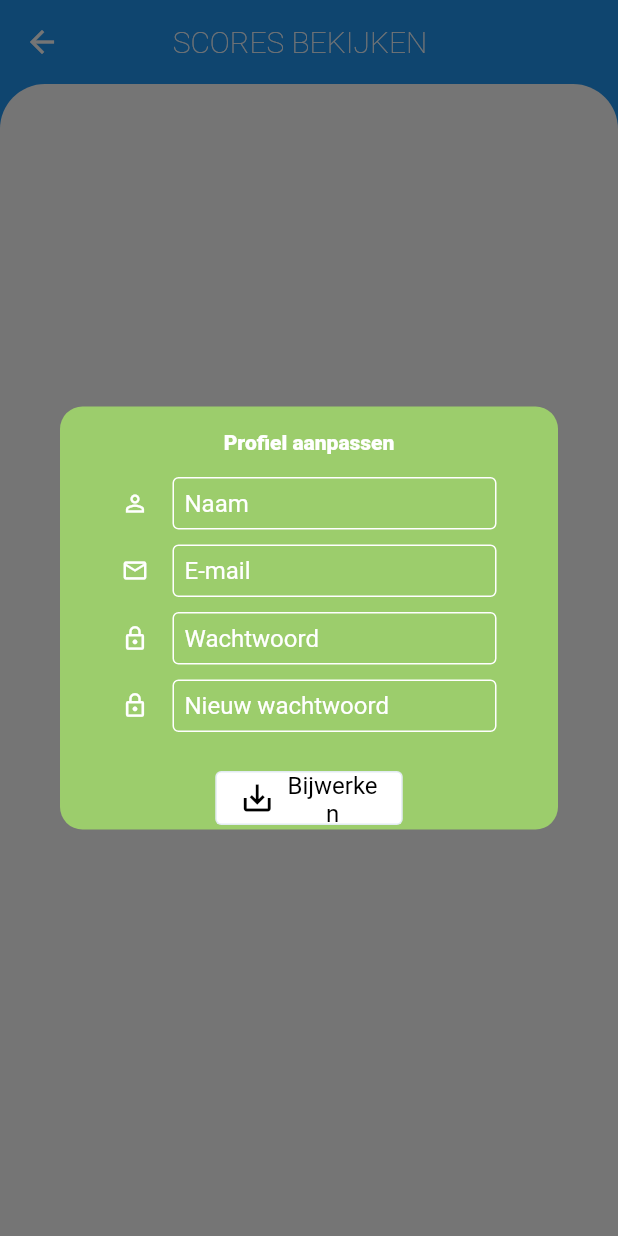
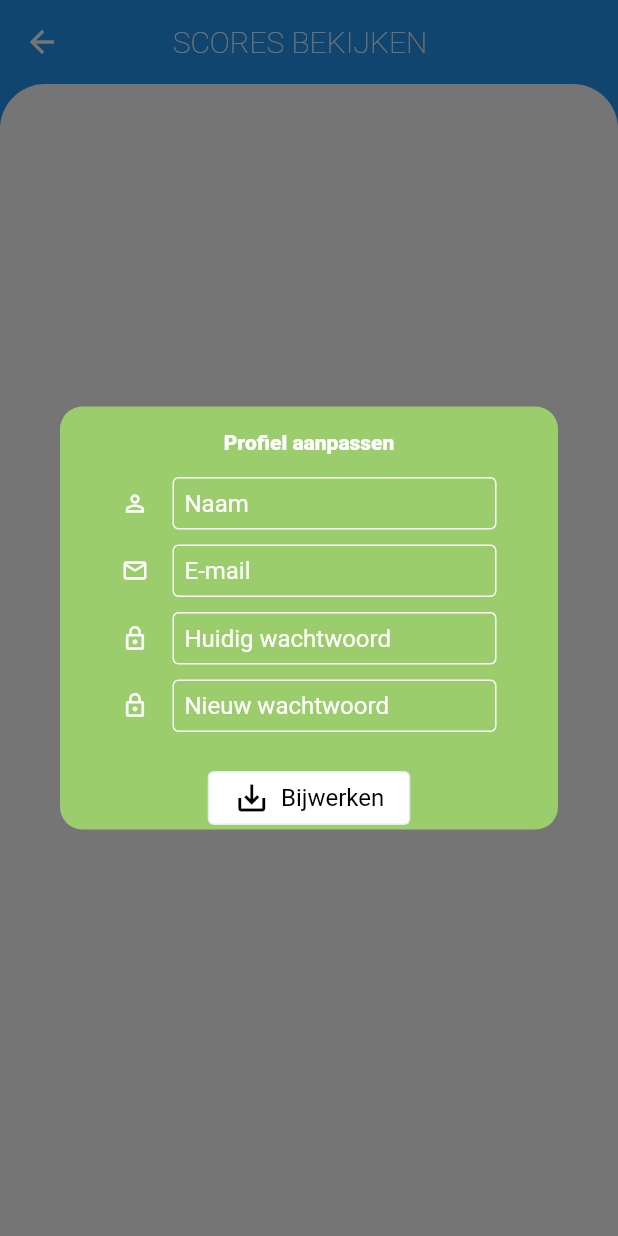
Before and after one commit to voltiac-development/golf-app, a Flutter app: the AllScoresScreen screen opened by its route, after a tap on the "person outline" icon, on a phone screen of 412 x 824 dp. Run offline on Flutter 3.47's test engine with Material 2 defaults, Android fonts, the phone set to English and light mode, and no system bars; our stand-ins replace flutter_secure_storage, localstorage; accounts and stored records are empty.

Commit message:
Cleaned the personal informationcard.

```diff
--- a/app/lib/components/appbar.dart
+++ b/app/lib/components/appbar.dart
@@ -1,7 +1,7 @@
 import 'package:flutter/material.dart';
 
 import 'package:flutter/cupertino.dart';
-import 'package:flutter_golf/components/popupcard.dart';
+import 'package:flutter_golf/components/personalCard/popupcard.dart';
 import 'package:flutter_golf/vendor/heroDialogRoute.dart';
 
 class DefaultAppBar extends StatelessWidget implements PreferredSizeWidget {
--- /dev/null
+++ b/app/lib/components/personalCard/confirmButton.dart
@@ -0,0 +1,48 @@
+import 'package:flutter/cupertino.dart';
+import 'package:flutter/material.dart';
+
+class WhiteConfirmButton extends StatelessWidget {
+  final TextEditingController name;
+  final TextEditingController email;
+  final TextEditingController newPassword;
+  final TextEditingController newVerifiedPassword;
+
+  WhiteConfirmButton(
+      {Key? key,
+      required this.name,
+      required this.email,
+      required this.newPassword,
+      required this.newVerifiedPassword})
+      : super(key: key);
+
+  @override
+  Widget build(BuildContext context) {
+    return SizedBox(
+      width: 135,
+      child: OutlinedButton.icon(
+          style: style,
+          icon: Icon(Icons.save_alt_outlined),
+          label: Text(
+            'Bijwerken',
+            textAlign: TextAlign.center,
+          ),
+          onPressed: () {
+            // TODO API CALL
+            print(this.name.text +
+                " " +
+                this.email.text +
+                " " +
+                this.newPassword.text +
+                " " +
+                this.newVerifiedPassword.text);
+          }),
+    );
+  }
+}
+
+final ButtonStyle style = OutlinedButton.styleFrom(
+    textStyle: const TextStyle(fontSize: 16),
+    backgroundColor: Colors.white,
+    primary: Colors.black,
+    fixedSize: Size(135, 10),
+    alignment: Alignment.center);
--- /dev/null
+++ b/app/lib/components/personalCard/customAnimation.dart
@@ -0,0 +1,22 @@
+import 'dart:ui';
+
+import 'package:flutter/animation.dart';
+
+class CustomRectTween extends RectTween {
+  /// {@macro custom_rect_tween}
+  CustomRectTween({
+    required Rect begin,
+    required Rect end,
+  }) : super(begin: begin, end: end);
+
+  @override
+  Rect lerp(double t) {
+    final elasticCurveValue = Curves.easeOut.transform(t);
+    return Rect.fromLTRB(
+      lerpDouble(begin!.left, end!.left, elasticCurveValue) ?? 0.0,
+      lerpDouble(begin!.top, end!.top, elasticCurveValue) ?? 0.0,
+      lerpDouble(begin!.right, end!.right, elasticCurveValue) ?? 0.0,
+      lerpDouble(begin!.bottom, end!.bottom, elasticCurveValue) ?? 0.0,
+    );
+  }
+}
--- /dev/null
+++ b/app/lib/components/personalCard/greenCard.dart
@@ -0,0 +1,65 @@
+import 'package:flutter/material.dart';
+import 'package:flutter_golf/components/personalCard/confirmButton.dart';
+import 'package:flutter_golf/components/personalCard/textField.dart';
+
+class GreenCard extends StatelessWidget {
+  final TextEditingController nameController = TextEditingController();
+  final TextEditingController emailController = TextEditingController();
+  final TextEditingController passwordController = TextEditingController();
+  final TextEditingController checkPasswordController = TextEditingController();
+
+  @override
+  Widget build(BuildContext context) {
+    return SizedBox(
+      height: 250,
+      width: 300,
+      child: Container(
+          decoration: BoxDecoration(
+            borderRadius: BorderRadius.all(Radius.circular(25)),
+            color: Theme.of(context).colorScheme.secondary,
+          ),
+          child: Column(
+            mainAxisAlignment: MainAxisAlignment.center,
+            children: [
+              SizedBox(
+                child: Text(
+                  'Profiel aanpassen',
+                  style: TextStyle(
+                      color: Colors.white, fontWeight: FontWeight.w900),
+                ),
+              ),
+              SizedBox(height: 15),
+              WhiteTextField(
+                  hint: 'Naam',
+                  obfuscated: false,
+                  controller: nameController,
+                  icon: Icons.person_outline),
+              SizedBox(height: 10),
+              WhiteTextField(
+                  hint: 'E-mail',
+                  obfuscated: false,
+                  controller: emailController,
+                  icon: Icons.mail_outline),
+              SizedBox(height: 10),
+              WhiteTextField(
+                  hint: 'Huidig wachtwoord',
+                  obfuscated: true,
+                  controller: passwordController,
+                  icon: Icons.lock_outline),
+              SizedBox(height: 10),
+              WhiteTextField(
+                  hint: 'Nieuw wachtwoord',
+                  obfuscated: true,
+                  controller: checkPasswordController,
+                  icon: Icons.lock_outline),
+              SizedBox(height: 20),
+              WhiteConfirmButton(
+                  name: nameController,
+                  email: emailController,
+                  newPassword: passwordController,
+                  newVerifiedPassword: checkPasswordController)
+            ],
+          )),
+    );
+  }
+}
--- /dev/null
+++ b/app/lib/components/personalCard/popupcard.dart
@@ -0,0 +1,39 @@
+import 'package:flutter/cupertino.dart';
+import 'package:flutter/material.dart';
+import 'package:flutter_golf/components/personalCard/customAnimation.dart';
+import 'package:flutter_golf/components/personalCard/greenCard.dart';
+
+class PopupCard extends StatefulWidget {
+  @override
+  State<StatefulWidget> createState() => PopupScreen();
+}
+
+class PopupScreen extends State<PopupCard> {
+  @override
+  Widget build(BuildContext context) {
+    return Hero(
+      tag: 'profile_edit',
+      createRectTween: (begin, end) {
+        return CustomRectTween(begin: begin!, end: end!);
+      },
+      child: Padding(
+        padding: const EdgeInsets.all(16.0),
+        child: Material(
+          borderRadius: BorderRadius.circular(15),
+          color: Theme.of(context).colorScheme.secondary,
+          child: SizedBox(
+            child: Padding(
+              padding: const EdgeInsets.all(16.0),
+              child: SingleChildScrollView(
+                child: Column(
+                  mainAxisSize: MainAxisSize.min,
+                  children: [GreenCard()],
+                ),
+              ),
+            ),
+          ),
+        ),
+      ),
+    );
+  }
+}
--- /dev/null
+++ b/app/lib/components/personalCard/textField.dart
@@ -0,0 +1,52 @@
+import 'dart:math';
+
+import 'package:flutter/cupertino.dart';
+import 'package:flutter/material.dart';
+
+class WhiteTextField extends StatelessWidget {
+  final String hint;
+  final bool obfuscated;
+  final TextEditingController controller;
+  final IconData icon;
+
+  WhiteTextField(
+      {Key? key,
+      required this.hint,
+      required this.obfuscated,
+      required this.controller,
+      required this.icon})
+      : super(key: key);
+
+  @override
+  Widget build(BuildContext context) {
+    return SizedBox(
+        width: max(250, MediaQuery.of(context).size.width * 0.50),
+        child: TextField(
+          decoration: InputDecoration(
+            border:
+                OutlineInputBorder(borderSide: BorderSide(color: Colors.white)),
+            enabledBorder:
+                OutlineInputBorder(borderSide: BorderSide(color: Colors.white)),
+            focusedBorder:
+                OutlineInputBorder(borderSide: BorderSide(color: Colors.white)),
+            hintText: this.hint,
+            labelStyle: TextStyle(color: Colors.white),
+            hintStyle: TextStyle(color: Colors.white),
+            icon: Icon(
+              this.icon,
+              color: Colors.white,
+            ),
+            contentPadding: EdgeInsets.all(8),
+            isDense: true,
+          ),
+          style: TextStyle(
+            color: Colors.white,
+            decorationColor: Colors.white,
+          ),
+          autocorrect: false,
+          obscureText: this.obfuscated,
+          cursorColor: Colors.white,
+          controller: controller,
+        ));
+  }
+}
--- a/app/lib/components/popupcard.dart
+++ b/app/lib/components/popupcard.dart
@@ -5,12 +5,13 @@ import 'package:flutter/widgets.dart';
 
 import 'package:flutter/cupertino.dart';
 import 'package:flutter/material.dart';
+import 'package:flutter_golf/components/personalCard/textField.dart';
 
 final ButtonStyle style = OutlinedButton.styleFrom(
     textStyle: const TextStyle(fontSize: 16),
     backgroundColor: Colors.white,
     primary: Colors.black,
-    fixedSize: Size(125, 10),
+    fixedSize: Size(135, 10),
     alignment: Alignment.center);
 
 class PopupCard extends StatelessWidget {
@@ -63,6 +64,8 @@ class CustomRectTween extends RectTween {
 }
 
 class Test1 extends StatelessWidget {
+  TextEditingController testController = new TextEditingController();
+
   @override
   Widget build(BuildContext context) {
     return SizedBox(
@@ -84,34 +87,11 @@ class Test1 extends StatelessWidget {
                 ),
               ),
               SizedBox(height: 15),
-              SizedBox(
-                  width: max(250, MediaQuery.of(context).size.width * 0.50),
-                  child: TextField(
-                    decoration: InputDecoration(
-                      border: OutlineInputBorder(
-                          borderSide: BorderSide(color: Colors.white)),
-                      enabledBorder: OutlineInputBorder(
-                          borderSide: BorderSide(color: Colors.white)),
-                      focusedBorder: OutlineInputBorder(
-                          borderSide: BorderSide(color: Colors.white)),
-                      hintText: 'Naam',
-                      labelStyle: TextStyle(color: Colors.white),
-                      hintStyle: TextStyle(color: Colors.white),
-                      icon: Icon(
-                        Icons.person_outline,
-                        color: Colors.white,
-                      ),
-                      contentPadding: EdgeInsets.all(8),
-                      isDense: true,
-                    ),
-                    style: TextStyle(
-                      color: Colors.white,
-                      decorationColor: Colors.white,
-                    ),
-                    autocorrect: false,
-                    obscureText: false,
-                    cursorColor: Colors.white,
-                  )),
+              WhiteTextField(
+                  hint: 'Naam',
+                  obfuscated: false,
+                  controller: testController,
+                  icon: Icons.lock_outline),
               SizedBox(height: 10),
               SizedBox(
                   width: max(250, MediaQuery.of(context).size.width * 0.50),
@@ -200,17 +180,26 @@ class Test1 extends StatelessWidget {
                     cursorColor: Colors.white,
                   )),
               SizedBox(height: 20),
-              OutlinedButton.icon(
+              SizedBox(
+                width: 135,
+                child: OutlinedButton.icon(
                   style: style,
                   icon: Icon(Icons.save_alt_outlined),
                   label: Text(
                     'Bijwerken',
                     textAlign: TextAlign.center,
                   ),
-                onPressed: () {},
+                  onPressed: () {
+                    this.setData();
+                  },
                 ),
+              )
             ],
           )),
     );
   }
+
+  void setData() {
+    print(testController.text);
   }
+}
```
Lines whose indentation alone changed are shown as unchanged.
